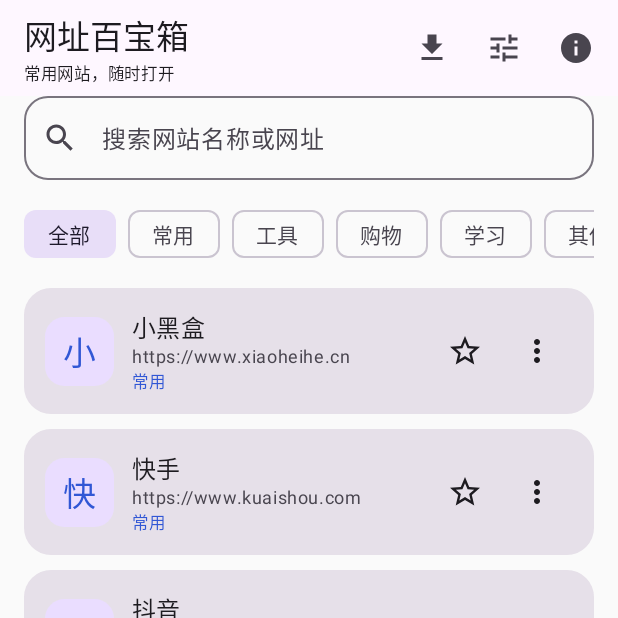
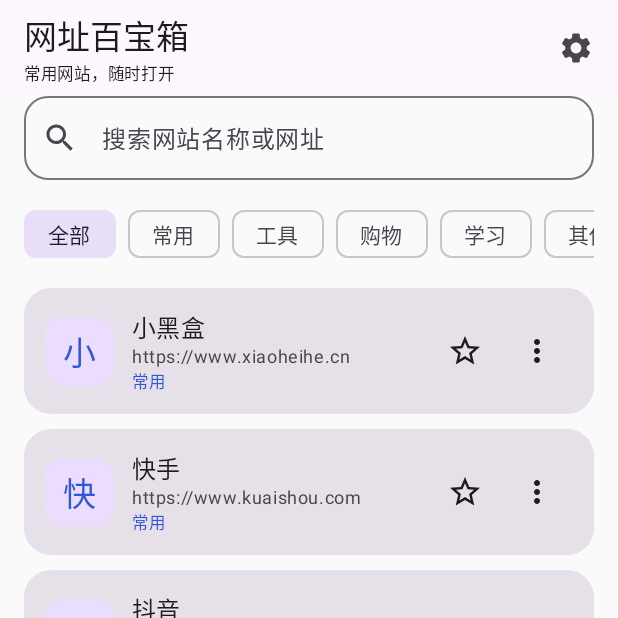
Before and after one commit to avm089/ThreePlatformCheckin, an Android app built with Jetpack Compose: the screen it shows after launch (MainActivity), on a phone screen of 412 x 824 dp, the top half of it. Run offline under Robolectric (Android 15) with nearby library versions, the phone set to English and light mode, and no system bars.

Commit message:
Consolidate app features into unified settings

```diff
--- a/app/src/main/java/com/webbox/app/MainActivity.kt
+++ b/app/src/main/java/com/webbox/app/MainActivity.kt
@@ -259,14 +259,8 @@ private fun WebBoxApp() {
                             }
                         },
                         actions = {
-                            IconButton(onClick = { mainDownloadsVisible = true }) {
-                                Icon(Icons.Default.Download, contentDescription = "下载管理")
-                            }
                             IconButton(onClick = { toolsVisible = true }) {
-                                Icon(Icons.Default.Tune, contentDescription = "功能设置")
-                            }
-                            IconButton(onClick = { aboutVisible = true }) {
-                                Icon(Icons.Default.Info, contentDescription = "关于")
+                                Icon(Icons.Default.Settings, contentDescription = "设置")
                             }
                         }
                     )
@@ -380,6 +374,14 @@ private fun WebBoxApp() {
                             })
                         }
                         OutlinedButton(
+                            onClick = { toolsVisible = false; mainDownloadsVisible = true },
+                            modifier = Modifier.fillMaxWidth()
+                        ) {
+                            Icon(Icons.Default.Download, contentDescription = null)
+                            Spacer(Modifier.width(8.dp))
+                            Text("下载管理")
+                        }
+                        OutlinedButton(
                             onClick = { toolsVisible = false; adRulesVisible = true },
                             modifier = Modifier.fillMaxWidth()
                         ) {
@@ -408,6 +410,11 @@ private fun WebBoxApp() {
                             Icon(Icons.Default.VpnKey, contentDescription = null)
                             Spacer(Modifier.width(8.dp))
                             Text("管理 VPN 链接（${vpnLinks.size}）")
+                        }
+                        OutlinedButton(onClick = { toolsVisible = false; aboutVisible = true }, modifier = Modifier.fillMaxWidth()) {
+                            Icon(Icons.Default.Info, contentDescription = null)
+                            Spacer(Modifier.width(8.dp))
+                            Text("关于 WebBox")
                         }
                     }
                 },
```
